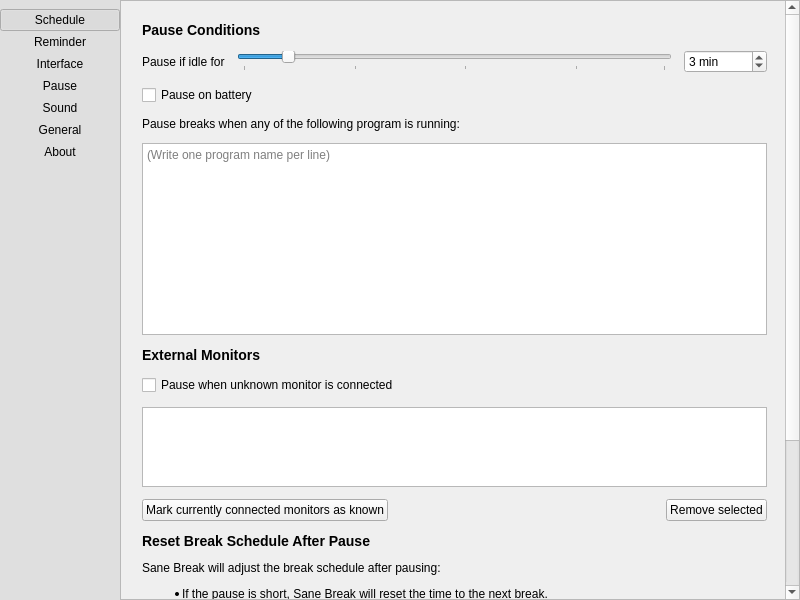
Qt form src/app/pref-window.ui (AllanChain/sane-break) before a commit.
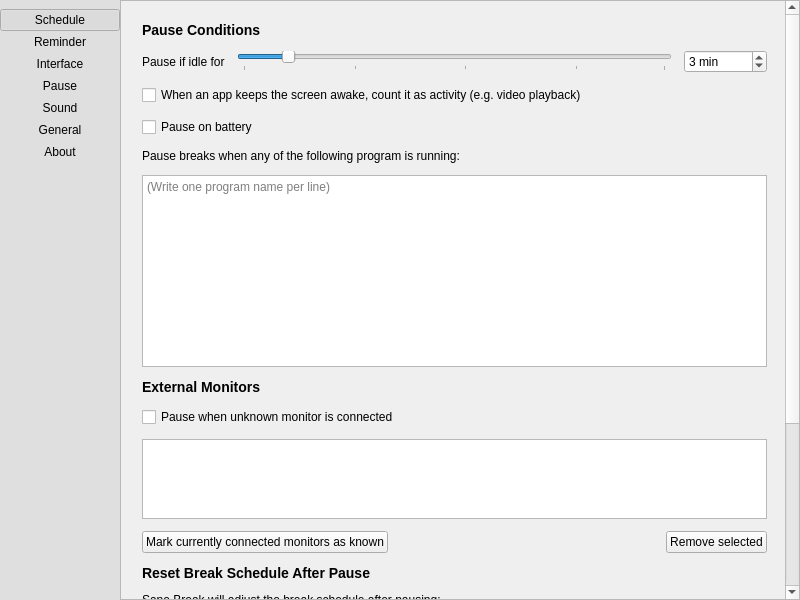
The same form after that commit. The open tabs and pages were chosen to show the change. Icons and pictures are not drawn. Custom widgets are drawn as their Qt base class.

Commit message: treat idle inhibitors as user activity (#159)

Patch:
```diff
--- a/src/app/pref-window.ui
+++ b/src/app/pref-window.ui
@@ -1530,6 +1530,16 @@
               </item>
              </layout>
             </item>
+            <item>
+             <widget class="QCheckBox" name="treatInhibitorAsActivityCheck">
+              <property name="toolTip">
+               <string>Video players, presentations, and some games prevent the screen from sleeping. When on, that counts as activity so the idle pause won't trigger while they run; when off, only your actual input counts. Effectiveness varies by platform: full on ext-idle-notify Wayland; best-effort on X11 where only XScreenSaverSuspend-based inhibition is detected.</string>
+              </property>
+              <property name="text">
+               <string>When an app keeps the screen awake, count it as activity (e.g. video playback)</string>
+              </property>
+             </widget>
+            </item>
             <item>
              <widget class="QCheckBox" name="pauseOnBatteryCheck">
               <property name="text">
```
The commit also changes 47 other files.
